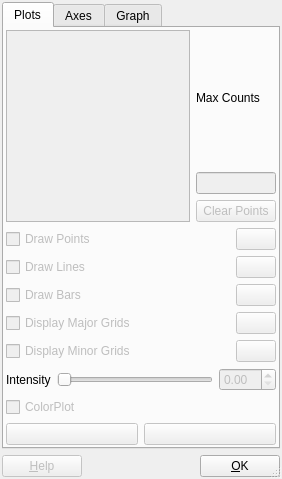
Qt form kame/graph/graphdialog.ui (northriv/KAME) before a commit.
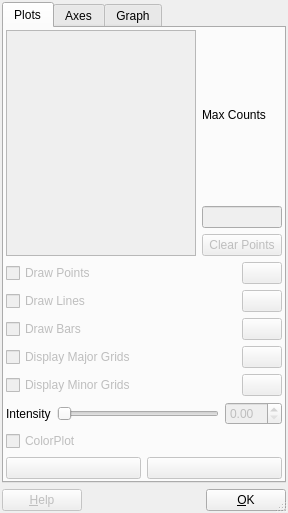
The same form after that commit. The open tabs and pages were chosen to show the change.

```diff
--- a/kame/graph/graphdialog.ui
+++ b/kame/graph/graphdialog.ui
@@ -6,8 +6,8 @@
    <rect>
     <x>0</x>
     <y>0</y>
-    <width>282</width>
-    <height>479</height>
+    <width>288</width>
+    <height>513</height>
    </rect>
   </property>
   <property name="windowTitle">
@@ -420,7 +420,7 @@
        </item>
       </layout>
      </widget>
-     <widget class="QWidget" name="tab">
+     <widget class="QWidget" name="tab2">
       <attribute name="title">
        <string>Axes</string>
       </attribute>
@@ -609,7 +609,7 @@
        </item>
       </layout>
      </widget>
-     <widget class="QWidget" name="tab">
+     <widget class="QWidget" name="tab3">
       <attribute name="title">
        <string>Graph</string>
       </attribute>
```
Left out of the diff: 17 changed lines with no effect on the pictures.
